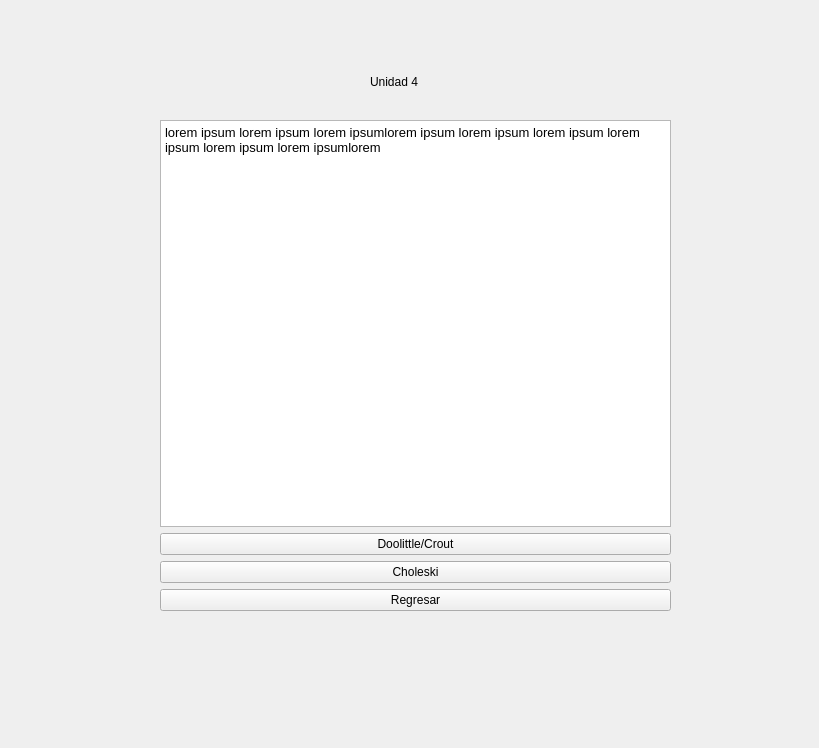
The window that Unidad4.ui (ikababiz/Proyecto-Metodos-Numericos-I) describes before a commit, drawn with Qt 5.
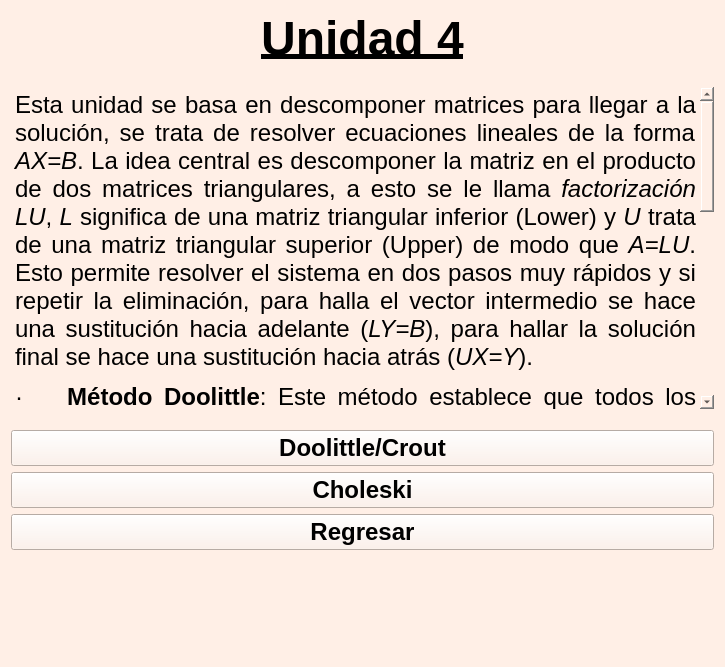
The same window after the commit. Icons and pictures are not drawn.

```diff
--- a/Unidad4.ui
+++ b/Unidad4.ui
@@ -6,70 +6,205 @@
    <rect>
     <x>0</x>
     <y>0</y>
-    <width>819</width>
-    <height>748</height>
+    <width>725</width>
+    <height>667</height>
    </rect>
   </property>
+  <property name="font">
+   <font>
+    <family>Arial</family>
+   </font>
+  </property>
   <property name="windowTitle">
    <string>Form</string>
   </property>
-  <widget class="QLabel" name="label">
-   <property name="geometry">
-    <rect>
-     <x>370</x>
-     <y>70</y>
-     <width>76</width>
-     <height>24</height>
-    </rect>
-   </property>
-   <property name="text">
-    <string>Unidad 4</string>
-   </property>
-  </widget>
-  <widget class="QWidget" name="verticalLayoutWidget">
-   <property name="geometry">
-    <rect>
-     <x>160</x>
-     <y>120</y>
-     <width>511</width>
-     <height>491</height>
-    </rect>
-   </property>
-   <layout class="QVBoxLayout" name="verticalLayout_4">
-    <item>
-     <widget class="QTextEdit" name="textEdit_3">
-      <property name="html">
-       <string>&lt;!DOCTYPE HTML PUBLIC &quot;-//W3C//DTD HTML 4.0//EN&quot; &quot;http://www.w3.org/TR/REC-html40/strict.dtd&quot;&gt;
+  <property name="styleSheet">
+   <string notr="true">background-color: rgb(255, 239, 230);
+color: black
+</string>
+  </property>
+  <layout class="QGridLayout" name="gridLayout">
+   <item row="3" column="0" colspan="2">
+    <widget class="QPushButton" name="menubutton">
+     <property name="font">
+      <font>
+       <family>Arial</family>
+       <pointsize>18</pointsize>
+       <weight>75</weight>
+       <bold>true</bold>
+      </font>
+     </property>
+     <property name="cursor">
+      <cursorShape>PointingHandCursor</cursorShape>
+     </property>
+     <property name="text">
+      <string>Regresar</string>
+     </property>
+    </widget>
+   </item>
+   <item row="1" column="0" colspan="2">
+    <widget class="QPushButton" name="DoolittleButton">
+     <property name="font">
+      <font>
+       <family>Arial</family>
+       <pointsize>18</pointsize>
+       <weight>75</weight>
+       <bold>true</bold>
+      </font>
+     </property>
+     <property name="cursor">
+      <cursorShape>PointingHandCursor</cursorShape>
+     </property>
+     <property name="text">
+      <string>Doolittle/Crout</string>
+     </property>
+    </widget>
+   </item>
+   <item row="2" column="0" colspan="2">
+    <widget class="QPushButton" name="CholeskiButton">
+     <property name="font">
+      <font>
+       <family>Arial</family>
+       <pointsize>18</pointsize>
+       <weight>75</weight>
+       <bold>true</bold>
+      </font>
+     </property>
+     <property name="cursor">
+      <cursorShape>PointingHandCursor</cursorShape>
+     </property>
+     <property name="text">
+      <string>Choleski</string>
+     </property>
+    </widget>
+   </item>
+   <item row="4" column="1">
+    <layout class="QHBoxLayout" name="horizontalLayout">
+     <item>
+      <spacer name="horizontalSpacer">
+       <property name="orientation">
+        <enum>Qt::Horizontal</enum>
+       </property>
+       <property name="sizeHint" stdset="0">
+        <size>
+         <width>40</width>
+         <height>20</height>
+        </size>
+       </property>
+      </spacer>
+     </item>
+     <item>
+      <widget class="QLabel" name="label_2">
+       <property name="sizePolicy">
+        <sizepolicy hsizetype="Fixed" vsizetype="Fixed">
+         <horstretch>0</horstretch>
+         <verstretch>0</verstretch>
+        </sizepolicy>
+       </property>
+       <property name="minimumSize">
+        <size>
+         <width>200</width>
+         <height>100</height>
+        </size>
+       </property>
+       <property name="font">
+        <font>
+         <family>Arial</family>
+        </font>
+       </property>
+       <property name="styleSheet">
+        <string notr="true">image: url(:/img/Img/MAC.png);</string>
+       </property>
+       <property name="text">
+        <string>&lt;html&gt;&lt;head/&gt;&lt;body&gt;&lt;p&gt;&lt;br/&gt;&lt;/p&gt;&lt;/body&gt;&lt;/html&gt;</string>
+       </property>
+      </widget>
+     </item>
+    </layout>
+   </item>
+   <item row="0" column="0" colspan="2">
+    <layout class="QVBoxLayout" name="verticalLayout">
+     <item>
+      <widget class="QLabel" name="label">
+       <property name="font">
+        <font>
+         <family>Arial</family>
+         <pointsize>36</pointsize>
+         <weight>75</weight>
+         <bold>true</bold>
+        </font>
+       </property>
+       <property name="text">
+        <string>&lt;html&gt;&lt;head/&gt;&lt;body&gt;&lt;p align=&quot;center&quot;&gt;&lt;span style=&quot; text-decoration: underline;&quot;&gt;Unidad 4&lt;/span&gt;&lt;/p&gt;&lt;/body&gt;&lt;/html&gt;</string>
+       </property>
+      </widget>
+     </item>
+     <item>
+      <spacer name="verticalSpacer_2">
+       <property name="orientation">
+        <enum>Qt::Vertical</enum>
+       </property>
+       <property name="sizeType">
+        <enum>QSizePolicy::Fixed</enum>
+       </property>
+       <property name="sizeHint" stdset="0">
+        <size>
+         <width>20</width>
+         <height>15</height>
+        </size>
+       </property>
+      </spacer>
+     </item>
+     <item>
+      <widget class="QTextEdit" name="textEdit_3">
+       <property name="font">
+        <font>
+         <family>Arial</family>
+         <pointsize>18</pointsize>
+        </font>
+       </property>
+       <property name="styleSheet">
+        <string notr="true">background-color: transparent;</string>
+       </property>
+       <property name="frameShape">
+        <enum>QFrame::NoFrame</enum>
+       </property>
+       <property name="readOnly">
+        <bool>true</bool>
+       </property>
+       <property name="html">
+        <string>&lt;!DOCTYPE HTML PUBLIC &quot;-//W3C//DTD HTML 4.0//EN&quot; &quot;http://www.w3.org/TR/REC-html40/strict.dtd&quot;&gt;
 &lt;html&gt;&lt;head&gt;&lt;meta name=&quot;qrichtext&quot; content=&quot;1&quot; /&gt;&lt;style type=&quot;text/css&quot;&gt;
 p, li { white-space: pre-wrap; }
-&lt;/style&gt;&lt;/head&gt;&lt;body style=&quot; font-family:'Ubuntu Bold'; font-size:10pt; font-weight:400; font-style:normal;&quot;&gt;
-&lt;p style=&quot; margin-top:0px; margin-bottom:0px; margin-left:0px; margin-right:0px; -qt-block-indent:0; text-indent:0px;&quot;&gt;lorem ipsum lorem ipsum lorem ipsumlorem ipsum lorem ipsum lorem ipsum lorem ipsum lorem ipsum lorem ipsumlorem&lt;/p&gt;&lt;/body&gt;&lt;/html&gt;</string>
-      </property>
-     </widget>
-    </item>
-    <item>
-     <widget class="QPushButton" name="DoolittleButton">
-      <property name="text">
-       <string>Doolittle/Crout</string>
-      </property>
-     </widget>
-    </item>
-    <item>
-     <widget class="QPushButton" name="CholeskiButton">
-      <property name="text">
-       <string>Choleski</string>
-      </property>
-     </widget>
-    </item>
-    <item>
-     <widget class="QPushButton" name="menubutton">
-      <property name="text">
-       <string>Regresar</string>
-      </property>
-     </widget>
-    </item>
-   </layout>
-  </widget>
+&lt;/style&gt;&lt;/head&gt;&lt;body style=&quot; font-family:'Arial'; font-size:18pt; font-weight:400; font-style:normal;&quot;&gt;
+&lt;p align=&quot;justify&quot; style=&quot; margin-top:12px; margin-bottom:12px; margin-left:0px; margin-right:0px; -qt-block-indent:0; text-indent:0px;&quot;&gt;&lt;span style=&quot; font-family:'Times New Roman,serif';&quot;&gt;Esta unidad se basa en descomponer matrices para llegar a la solución, se trata de resolver ecuaciones lineales de la forma &lt;/span&gt;&lt;span style=&quot; font-family:'Times New Roman,serif'; font-style:italic;&quot;&gt;AX=B&lt;/span&gt;&lt;span style=&quot; font-family:'Times New Roman,serif';&quot;&gt;. La idea central es descomponer la matriz en el producto de dos matrices triangulares, a esto se le llama &lt;/span&gt;&lt;span style=&quot; font-family:'Times New Roman,serif'; font-style:italic;&quot;&gt;factorización LU&lt;/span&gt;&lt;span style=&quot; font-family:'Times New Roman,serif';&quot;&gt;, &lt;/span&gt;&lt;span style=&quot; font-family:'Times New Roman,serif'; font-style:italic;&quot;&gt;L&lt;/span&gt;&lt;span style=&quot; font-family:'Times New Roman,serif';&quot;&gt; significa de una matriz triangular inferior (Lower) y &lt;/span&gt;&lt;span style=&quot; font-family:'Times New Roman,serif'; font-style:italic;&quot;&gt;U&lt;/span&gt;&lt;span style=&quot; font-family:'Times New Roman,serif';&quot;&gt; trata de una matriz triangular superior (Upper) de modo que &lt;/span&gt;&lt;span style=&quot; font-family:'Times New Roman,serif'; font-style:italic;&quot;&gt;A=LU&lt;/span&gt;&lt;span style=&quot; font-family:'Times New Roman,serif';&quot;&gt;. Esto permite resolver el sistema en dos pasos muy rápidos y si repetir la eliminación, para halla el vector intermedio se hace una sustitución hacia adelante (&lt;/span&gt;&lt;span style=&quot; font-family:'Times New Roman,serif'; font-style:italic;&quot;&gt;LY=B&lt;/span&gt;&lt;span style=&quot; font-family:'Times New Roman,serif';&quot;&gt;), para hallar la solución final se hace una sustitución hacia atrás (&lt;/span&gt;&lt;span style=&quot; font-family:'Times New Roman,serif'; font-style:italic;&quot;&gt;UX=Y&lt;/span&gt;&lt;span style=&quot; font-family:'Times New Roman,serif';&quot;&gt;).&lt;/span&gt; &lt;/p&gt;
+&lt;p align=&quot;justify&quot; style=&quot; margin-top:12px; margin-bottom:12px; margin-left:0px; margin-right:0px; -qt-block-indent:0; text-indent:0px;&quot;&gt;&lt;span style=&quot; font-family:'Symbol';&quot;&gt;·&lt;/span&gt;&lt;span style=&quot; font-family:'Times New Roman'; font-size:7pt;&quot;&gt;      &lt;/span&gt;&lt;span style=&quot; font-family:'Times New Roman,serif'; font-weight:600;&quot;&gt;Método Doolittle&lt;/span&gt;&lt;span style=&quot; font-family:'Times New Roman,serif';&quot;&gt;: Este método establece que todos los elementos de la diagonal principal de la matriz triangular inferior L son iguales a 1.&lt;/span&gt; &lt;/p&gt;
+&lt;p align=&quot;justify&quot; style=&quot; margin-top:12px; margin-bottom:12px; margin-left:0px; margin-right:0px; -qt-block-indent:0; text-indent:0px;&quot;&gt;&lt;span style=&quot; font-family:'Symbol';&quot;&gt;·&lt;/span&gt;&lt;span style=&quot; font-family:'Times New Roman'; font-size:7pt;&quot;&gt;     &lt;/span&gt;&lt;span style=&quot; font-family:'Times New Roman,serif'; font-weight:600;&quot;&gt;Método de Crout&lt;/span&gt;&lt;span style=&quot; font-family:'Times New Roman,serif';&quot;&gt;: Es el enfoque simétrico opuesto al Doolittle, establece que todos los elementos de la diagonal principal de la matriz triangular superior U son iguales a 1.&lt;/span&gt; &lt;/p&gt;
+&lt;p align=&quot;justify&quot; style=&quot; margin-top:12px; margin-bottom:12px; margin-left:0px; margin-right:0px; -qt-block-indent:0; text-indent:0px;&quot;&gt;&lt;span style=&quot; font-family:'Symbol';&quot;&gt;·&lt;/span&gt;&lt;span style=&quot; font-family:'Times New Roman'; font-size:7pt;&quot;&gt;  &lt;/span&gt;&lt;span style=&quot; font-family:'Times New Roman,serif'; font-weight:600;&quot;&gt;Método de Cholesky&lt;/span&gt;&lt;span style=&quot; font-family:'Times New Roman,serif';&quot;&gt;: Es un caso especial de factorización para matrices simétricas y definidas positivas. En lugar de dos matrices distintas, descompone la matriz como el producto de una matriz triangular inferior por su propia transpuesta &lt;/span&gt;&lt;span style=&quot; font-family:'Times New Roman,serif'; font-style:italic;&quot;&gt;A=LL^t&lt;/span&gt;&lt;span style=&quot; font-family:'Times New Roman,serif';&quot;&gt;. &lt;/span&gt;&lt;/p&gt;
+&lt;p align=&quot;justify&quot; style=&quot; margin-top:12px; margin-bottom:12px; margin-left:0px; margin-right:0px; -qt-block-indent:0; text-indent:0px;&quot;&gt;&lt;span style=&quot; font-family:'Times New Roman,serif';&quot;&gt;Este método tiene algunas restricciones, a diferencia en el de doolittle o crout, aquí ninguna diagonal tiene unos; las diagonales de &lt;/span&gt;&lt;span style=&quot; font-family:'Times New Roman,serif'; font-style:italic;&quot;&gt;L&lt;/span&gt;&lt;span style=&quot; font-family:'Times New Roman,serif';&quot;&gt; y &lt;/span&gt;&lt;span style=&quot; font-family:'Times New Roman,serif'; font-style:italic;&quot;&gt;L^t&lt;/span&gt;&lt;span style=&quot; font-family:'Times New Roman,serif';&quot;&gt; son idénticas y se calculan mediante raíces cuadradas. &lt;/span&gt;&lt;/p&gt;
+&lt;p align=&quot;justify&quot; style=&quot; margin-top:12px; margin-bottom:12px; margin-left:0px; margin-right:0px; -qt-block-indent:0; text-indent:0px;&quot;&gt;&lt;span style=&quot; font-family:'Times New Roman,serif';&quot;&gt;Su mayor ventaja de este método es que requiere aproximadamente la mitad de las operaciones y la mitad de la memoria que doolittle o crout, ya que solo se calcula una matriz triangular.&lt;/span&gt; &lt;/p&gt;&lt;/body&gt;&lt;/html&gt;</string>
+       </property>
+      </widget>
+     </item>
+     <item>
+      <spacer name="verticalSpacer">
+       <property name="orientation">
+        <enum>Qt::Vertical</enum>
+       </property>
+       <property name="sizeType">
+        <enum>QSizePolicy::Fixed</enum>
+       </property>
+       <property name="sizeHint" stdset="0">
+        <size>
+         <width>20</width>
+         <height>15</height>
+        </size>
+       </property>
+      </spacer>
+     </item>
+    </layout>
+   </item>
+  </layout>
  </widget>
  <resources/>
  <connections/>
```
Left out of the diff: 4 changed lines with no effect on the pictures.
